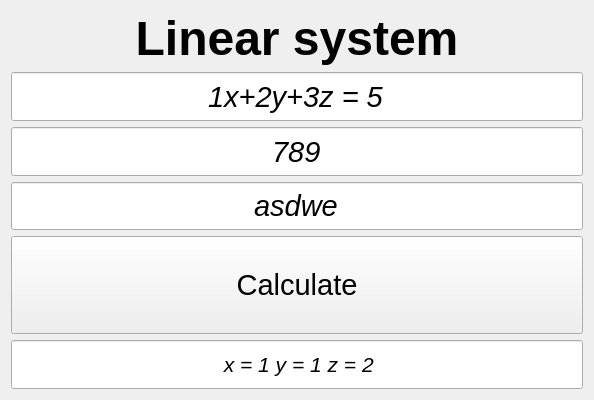
This is src/linearSystem.ui in NoName115/IVS as Qt 5 draws it before an edit. The edited form follows.
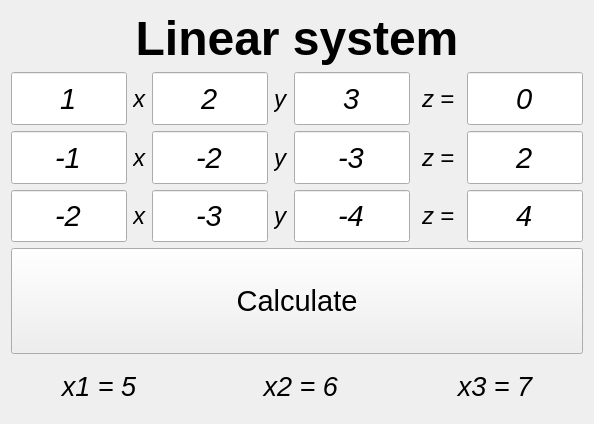
This is the edited form.

The edit to the form file:
```diff
--- a/src/linearSystem.ui
+++ b/src/linearSystem.ui
@@ -7,104 +7,14 @@
     <x>0</x>
     <y>0</y>
     <width>594</width>
-    <height>400</height>
+    <height>424</height>
    </rect>
   </property>
   <property name="windowTitle">
    <string>Form</string>
   </property>
-  <layout class="QVBoxLayout" name="verticalLayout">
-   <item>
-    <widget class="QLabel" name="label">
-     <property name="sizePolicy">
-      <sizepolicy hsizetype="Preferred" vsizetype="Preferred">
-       <horstretch>0</horstretch>
-       <verstretch>1</verstretch>
-      </sizepolicy>
-     </property>
-     <property name="font">
-      <font>
-       <pointsize>36</pointsize>
-       <weight>75</weight>
-       <italic>false</italic>
-       <bold>true</bold>
-      </font>
-     </property>
-     <property name="text">
-      <string>Linear system</string>
-     </property>
-     <property name="alignment">
-      <set>Qt::AlignCenter</set>
-     </property>
-    </widget>
-   </item>
-   <item>
-    <widget class="QLineEdit" name="lineEdit">
-     <property name="sizePolicy">
-      <sizepolicy hsizetype="Expanding" vsizetype="Expanding">
-       <horstretch>0</horstretch>
-       <verstretch>1</verstretch>
-      </sizepolicy>
-     </property>
-     <property name="font">
-      <font>
-       <pointsize>22</pointsize>
-       <italic>true</italic>
-      </font>
-     </property>
-     <property name="text">
-      <string>1x+2y+3z = 5</string>
-     </property>
-     <property name="alignment">
-      <set>Qt::AlignCenter</set>
-     </property>
-    </widget>
-   </item>
-   <item>
-    <widget class="QLineEdit" name="lineEdit_2">
-     <property name="sizePolicy">
-      <sizepolicy hsizetype="Expanding" vsizetype="Expanding">
-       <horstretch>0</horstretch>
-       <verstretch>1</verstretch>
-      </sizepolicy>
-     </property>
-     <property name="font">
-      <font>
-       <pointsize>22</pointsize>
-       <italic>true</italic>
-      </font>
-     </property>
-     <property name="text">
-      <string>789</string>
-     </property>
-     <property name="alignment">
-      <set>Qt::AlignCenter</set>
-     </property>
-    </widget>
-   </item>
-   <item>
-    <widget class="QLineEdit" name="lineEdit_3">
-     <property name="sizePolicy">
-      <sizepolicy hsizetype="Expanding" vsizetype="Expanding">
-       <horstretch>0</horstretch>
-       <verstretch>1</verstretch>
-      </sizepolicy>
-     </property>
-     <property name="font">
-      <font>
-       <pointsize>22</pointsize>
-       <italic>true</italic>
-      </font>
-     </property>
-     <property name="text">
-      <string>asdwe</string>
-     </property>
-     <property name="alignment">
-      <set>Qt::AlignCenter</set>
-     </property>
-    </widget>
-   </item>
-   <item>
+  <layout class="QGridLayout" name="gridLayout">
+   <item row="4" column="0" colspan="10">
     <widget class="QPushButton" name="pushButton">
      <property name="sizePolicy">
       <sizepolicy hsizetype="Expanding" vsizetype="Expanding">
@@ -134,7 +44,167 @@
      </property>
     </widget>
    </item>
-   <item>
+   <item row="2" column="4">
+    <widget class="QLineEdit" name="lineEdit_7">
+     <property name="sizePolicy">
+      <sizepolicy hsizetype="Expanding" vsizetype="Expanding">
+       <horstretch>0</horstretch>
+       <verstretch>1</verstretch>
+      </sizepolicy>
+     </property>
+     <property name="font">
+      <font>
+       <pointsize>22</pointsize>
+       <italic>true</italic>
+      </font>
+     </property>
+     <property name="text">
+      <string>-3</string>
+     </property>
+     <property name="alignment">
+      <set>Qt::AlignCenter</set>
+     </property>
+    </widget>
+   </item>
+   <item row="2" column="0">
+    <widget class="QLineEdit" name="lineEdit_5">
+     <property name="sizePolicy">
+      <sizepolicy hsizetype="Expanding" vsizetype="Expanding">
+       <horstretch>0</horstretch>
+       <verstretch>1</verstretch>
+      </sizepolicy>
+     </property>
+     <property name="font">
+      <font>
+       <pointsize>22</pointsize>
+       <italic>true</italic>
+      </font>
+     </property>
+     <property name="text">
+      <string>-1</string>
+     </property>
+     <property name="alignment">
+      <set>Qt::AlignCenter</set>
+     </property>
+    </widget>
+   </item>
+   <item row="2" column="2">
+    <widget class="QLineEdit" name="lineEdit_6">
+     <property name="sizePolicy">
+      <sizepolicy hsizetype="Expanding" vsizetype="Expanding">
+       <horstretch>0</horstretch>
+       <verstretch>1</verstretch>
+      </sizepolicy>
+     </property>
+     <property name="font">
+      <font>
+       <pointsize>22</pointsize>
+       <italic>true</italic>
+      </font>
+     </property>
+     <property name="text">
+      <string>-2</string>
+     </property>
+     <property name="alignment">
+      <set>Qt::AlignCenter</set>
+     </property>
+    </widget>
+   </item>
+   <item row="2" column="6">
+    <widget class="QLabel" name="label_8">
+     <property name="sizePolicy">
+      <sizepolicy hsizetype="Preferred" vsizetype="Expanding">
+       <horstretch>0</horstretch>
+       <verstretch>0</verstretch>
+      </sizepolicy>
+     </property>
+     <property name="font">
+      <font>
+       <pointsize>18</pointsize>
+       <italic>true</italic>
+      </font>
+     </property>
+     <property name="text">
+      <string>z</string>
+     </property>
+    </widget>
+   </item>
+   <item row="0" column="0" colspan="10">
+    <widget class="QLabel" name="label">
+     <property name="sizePolicy">
+      <sizepolicy hsizetype="Preferred" vsizetype="Preferred">
+       <horstretch>0</horstretch>
+       <verstretch>1</verstretch>
+      </sizepolicy>
+     </property>
+     <property name="font">
+      <font>
+       <pointsize>36</pointsize>
+       <weight>75</weight>
+       <italic>false</italic>
+       <bold>true</bold>
+      </font>
+     </property>
+     <property name="text">
+      <string>Linear system</string>
+     </property>
+     <property name="alignment">
+      <set>Qt::AlignCenter</set>
+     </property>
+    </widget>
+   </item>
+   <item row="1" column="7">
+    <widget class="QLabel" name="label_2">
+     <property name="font">
+      <font>
+       <pointsize>18</pointsize>
+       <italic>true</italic>
+      </font>
+     </property>
+     <property name="text">
+      <string>=</string>
+     </property>
+    </widget>
+   </item>
+   <item row="2" column="7">
+    <widget class="QLabel" name="label_9">
+     <property name="sizePolicy">
+      <sizepolicy hsizetype="Preferred" vsizetype="Expanding">
+       <horstretch>0</horstretch>
+       <verstretch>0</verstretch>
+      </sizepolicy>
+     </property>
+     <property name="font">
+      <font>
+       <pointsize>18</pointsize>
+       <italic>true</italic>
+      </font>
+     </property>
+     <property name="text">
+      <string>=</string>
+     </property>
+    </widget>
+   </item>
+   <item row="2" column="3">
+    <widget class="QLabel" name="label_7">
+     <property name="sizePolicy">
+      <sizepolicy hsizetype="Preferred" vsizetype="Expanding">
+       <horstretch>0</horstretch>
+       <verstretch>0</verstretch>
+      </sizepolicy>
+     </property>
+     <property name="font">
+      <font>
+       <pointsize>18</pointsize>
+       <italic>true</italic>
+      </font>
+     </property>
+     <property name="text">
+      <string>y</string>
+     </property>
+    </widget>
+   </item>
+   <item row="1" column="9">
     <widget class="QLineEdit" name="lineEdit_4">
      <property name="sizePolicy">
       <sizepolicy hsizetype="Expanding" vsizetype="Expanding">
@@ -144,12 +214,344 @@
      </property>
      <property name="font">
       <font>
-       <pointsize>16</pointsize>
+       <pointsize>22</pointsize>
        <italic>true</italic>
       </font>
      </property>
      <property name="text">
-      <string> x = 1 y = 1 z = 2</string>
+      <string>0</string>
+     </property>
+     <property name="alignment">
+      <set>Qt::AlignCenter</set>
+     </property>
+    </widget>
+   </item>
+   <item row="1" column="2">
+    <widget class="QLineEdit" name="lineEdit_2">
+     <property name="sizePolicy">
+      <sizepolicy hsizetype="Expanding" vsizetype="Expanding">
+       <horstretch>0</horstretch>
+       <verstretch>1</verstretch>
+      </sizepolicy>
+     </property>
+     <property name="font">
+      <font>
+       <pointsize>22</pointsize>
+       <italic>true</italic>
+      </font>
+     </property>
+     <property name="text">
+      <string>2</string>
+     </property>
+     <property name="alignment">
+      <set>Qt::AlignCenter</set>
+     </property>
+    </widget>
+   </item>
+   <item row="2" column="9">
+    <widget class="QLineEdit" name="lineEdit_8">
+     <property name="sizePolicy">
+      <sizepolicy hsizetype="Expanding" vsizetype="Expanding">
+       <horstretch>0</horstretch>
+       <verstretch>1</verstretch>
+      </sizepolicy>
+     </property>
+     <property name="font">
+      <font>
+       <pointsize>22</pointsize>
+       <italic>true</italic>
+      </font>
+     </property>
+     <property name="text">
+      <string>2</string>
+     </property>
+     <property name="alignment">
+      <set>Qt::AlignCenter</set>
+     </property>
+    </widget>
+   </item>
+   <item row="2" column="1">
+    <widget class="QLabel" name="label_6">
+     <property name="sizePolicy">
+      <sizepolicy hsizetype="Preferred" vsizetype="Expanding">
+       <horstretch>0</horstretch>
+       <verstretch>0</verstretch>
+      </sizepolicy>
+     </property>
+     <property name="font">
+      <font>
+       <pointsize>18</pointsize>
+       <italic>true</italic>
+      </font>
+     </property>
+     <property name="text">
+      <string>x</string>
+     </property>
+    </widget>
+   </item>
+   <item row="1" column="6">
+    <widget class="QLabel" name="label_5">
+     <property name="font">
+      <font>
+       <pointsize>18</pointsize>
+       <italic>true</italic>
+      </font>
+     </property>
+     <property name="text">
+      <string>z</string>
+     </property>
+    </widget>
+   </item>
+   <item row="1" column="3">
+    <widget class="QLabel" name="label_4">
+     <property name="font">
+      <font>
+       <pointsize>18</pointsize>
+       <italic>true</italic>
+      </font>
+     </property>
+     <property name="text">
+      <string>y</string>
+     </property>
+    </widget>
+   </item>
+   <item row="1" column="1">
+    <widget class="QLabel" name="label_3">
+     <property name="font">
+      <font>
+       <pointsize>18</pointsize>
+       <italic>true</italic>
+      </font>
+     </property>
+     <property name="text">
+      <string>x</string>
+     </property>
+    </widget>
+   </item>
+   <item row="1" column="0">
+    <widget class="QLineEdit" name="lineEdit">
+     <property name="sizePolicy">
+      <sizepolicy hsizetype="Expanding" vsizetype="Expanding">
+       <horstretch>0</horstretch>
+       <verstretch>1</verstretch>
+      </sizepolicy>
+     </property>
+     <property name="font">
+      <font>
+       <pointsize>22</pointsize>
+       <italic>true</italic>
+      </font>
+     </property>
+     <property name="text">
+      <string>1</string>
+     </property>
+     <property name="alignment">
+      <set>Qt::AlignCenter</set>
+     </property>
+    </widget>
+   </item>
+   <item row="1" column="4">
+    <widget class="QLineEdit" name="lineEdit_3">
+     <property name="sizePolicy">
+      <sizepolicy hsizetype="Expanding" vsizetype="Expanding">
+       <horstretch>0</horstretch>
+       <verstretch>1</verstretch>
+      </sizepolicy>
+     </property>
+     <property name="font">
+      <font>
+       <pointsize>22</pointsize>
+       <italic>true</italic>
+      </font>
+     </property>
+     <property name="text">
+      <string>3</string>
+     </property>
+     <property name="alignment">
+      <set>Qt::AlignCenter</set>
+     </property>
+    </widget>
+   </item>
+   <item row="3" column="0">
+    <widget class="QLineEdit" name="lineEdit_9">
+     <property name="sizePolicy">
+      <sizepolicy hsizetype="Expanding" vsizetype="Expanding">
+       <horstretch>0</horstretch>
+       <verstretch>1</verstretch>
+      </sizepolicy>
+     </property>
+     <property name="font">
+      <font>
+       <pointsize>22</pointsize>
+       <italic>true</italic>
+      </font>
+     </property>
+     <property name="text">
+      <string>-2</string>
+     </property>
+     <property name="alignment">
+      <set>Qt::AlignCenter</set>
+     </property>
+    </widget>
+   </item>
+   <item row="3" column="1">
+    <widget class="QLabel" name="label_10">
+     <property name="sizePolicy">
+      <sizepolicy hsizetype="Preferred" vsizetype="Expanding">
+       <horstretch>0</horstretch>
+       <verstretch>0</verstretch>
+      </sizepolicy>
+     </property>
+     <property name="font">
+      <font>
+       <pointsize>18</pointsize>
+       <italic>true</italic>
+      </font>
+     </property>
+     <property name="text">
+      <string>x</string>
+     </property>
+    </widget>
+   </item>
+   <item row="3" column="2">
+    <widget class="QLineEdit" name="lineEdit_10">
+     <property name="sizePolicy">
+      <sizepolicy hsizetype="Expanding" vsizetype="Expanding">
+       <horstretch>0</horstretch>
+       <verstretch>1</verstretch>
+      </sizepolicy>
+     </property>
+     <property name="font">
+      <font>
+       <pointsize>22</pointsize>
+       <italic>true</italic>
+      </font>
+     </property>
+     <property name="text">
+      <string>-3</string>
+     </property>
+     <property name="alignment">
+      <set>Qt::AlignCenter</set>
+     </property>
+    </widget>
+   </item>
+   <item row="3" column="3">
+    <widget class="QLabel" name="label_11">
+     <property name="sizePolicy">
+      <sizepolicy hsizetype="Preferred" vsizetype="Expanding">
+       <horstretch>0</horstretch>
+       <verstretch>0</verstretch>
+      </sizepolicy>
+     </property>
+     <property name="font">
+      <font>
+       <pointsize>18</pointsize>
+       <italic>true</italic>
+      </font>
+     </property>
+     <property name="text">
+      <string>y</string>
+     </property>
+    </widget>
+   </item>
+   <item row="3" column="4">
+    <widget class="QLineEdit" name="lineEdit_11">
+     <property name="sizePolicy">
+      <sizepolicy hsizetype="Expanding" vsizetype="Expanding">
+       <horstretch>0</horstretch>
+       <verstretch>1</verstretch>
+      </sizepolicy>
+     </property>
+     <property name="font">
+      <font>
+       <pointsize>22</pointsize>
+       <italic>true</italic>
+      </font>
+     </property>
+     <property name="text">
+      <string>-4</string>
+     </property>
+     <property name="alignment">
+      <set>Qt::AlignCenter</set>
+     </property>
+    </widget>
+   </item>
+   <item row="3" column="6">
+    <widget class="QLabel" name="label_12">
+     <property name="sizePolicy">
+      <sizepolicy hsizetype="Preferred" vsizetype="Expanding">
+       <horstretch>0</horstretch>
+       <verstretch>0</verstretch>
+      </sizepolicy>
+     </property>
+     <property name="font">
+      <font>
+       <pointsize>18</pointsize>
+       <italic>true</italic>
+      </font>
+     </property>
+     <property name="text">
+      <string>z</string>
+     </property>
+    </widget>
+   </item>
+   <item row="3" column="7">
+    <widget class="QLabel" name="label_13">
+     <property name="sizePolicy">
+      <sizepolicy hsizetype="Preferred" vsizetype="Expanding">
+       <horstretch>0</horstretch>
+       <verstretch>0</verstretch>
+      </sizepolicy>
+     </property>
+     <property name="font">
+      <font>
+       <pointsize>18</pointsize>
+       <italic>true</italic>
+      </font>
+     </property>
+     <property name="text">
+      <string>=</string>
+     </property>
+    </widget>
+   </item>
+   <item row="3" column="9">
+    <widget class="QLineEdit" name="lineEdit_12">
+     <property name="sizePolicy">
+      <sizepolicy hsizetype="Expanding" vsizetype="Expanding">
+       <horstretch>0</horstretch>
+       <verstretch>1</verstretch>
+      </sizepolicy>
+     </property>
+     <property name="font">
+      <font>
+       <pointsize>22</pointsize>
+       <italic>true</italic>
+      </font>
+     </property>
+     <property name="text">
+      <string>4</string>
+     </property>
+     <property name="alignment">
+      <set>Qt::AlignCenter</set>
+     </property>
+    </widget>
+   </item>
+   <item row="5" column="0" colspan="10">
+    <widget class="QLabel" name="label_14">
+     <property name="sizePolicy">
+      <sizepolicy hsizetype="Preferred" vsizetype="Preferred">
+       <horstretch>0</horstretch>
+       <verstretch>1</verstretch>
+      </sizepolicy>
+     </property>
+     <property name="font">
+      <font>
+       <pointsize>20</pointsize>
+       <italic>true</italic>
+      </font>
+     </property>
+     <property name="text">
+      <string>x1 = 5                 x2 = 6                x3 = 7</string>
      </property>
      <property name="alignment">
       <set>Qt::AlignCenter</set>
```
